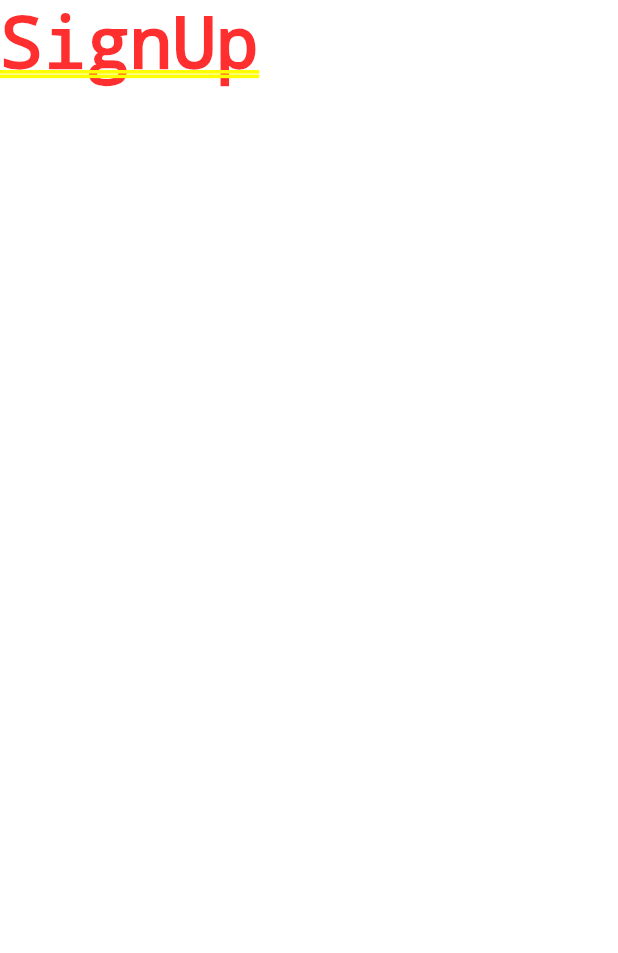
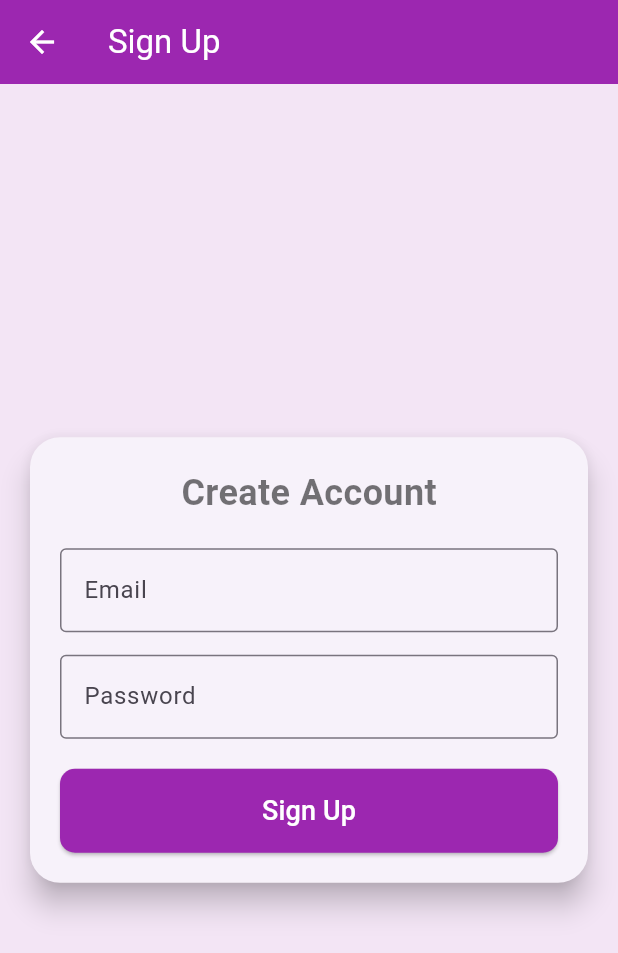
Before and after one commit to abdobakr5/ToDoApp, a Flutter app: the WelcomePage screen opened directly, after a tap on "Sign Up", on a phone screen of 412 x 824 dp. Shown: the top 953 px of the screen. Run offline on Flutter 3.47's test engine with Material 3 defaults, Android fonts, the phone set to English and light mode, and no system bars; our stand-ins replace supabase_flutter; accounts and stored records are empty; network calls fail.

Commit message:
Lite version of the app.

```diff
--- /dev/null
+++ b/devtools_options.yaml
@@ -0,0 +1,3 @@
+description: This file stores settings for Dart & Flutter DevTools.
+documentation: https://docs.flutter.dev/tools/devtools/extensions#configure-extension-enablement-states
+extensions:
--- a/lib/Pages/signup_page.dart
+++ b/lib/Pages/signup_page.dart
@@ -0,0 +1,134 @@
+import 'package:flutter/material.dart';
+import 'package:supabase_flutter/supabase_flutter.dart';
+import 'login_page.dart';
+
+class SignUpPage extends StatefulWidget {
+  const SignUpPage({super.key});
+
+  @override
+  State<SignUpPage> createState() => _SignUpPageState();
+}
+
+class _SignUpPageState extends State<SignUpPage> {
+  final emailController = TextEditingController();
+  final passController = TextEditingController();
+  final supabase = Supabase.instance.client;
+
+  Future<void> signUp() async {
+    try {
+      final res = await supabase.auth.signUp(
+        email: emailController.text.trim(),
+        password: passController.text.trim(),
+      );
+
+      if (res.user != null) {
+        ScaffoldMessenger.of(context).showSnackBar(
+          const SnackBar(content: Text("Account created! Please login.")),
+        );
+        Navigator.pushReplacement(
+          context,
+          MaterialPageRoute(builder: (_) => const LoginPage()),
+        );
+      }
+    } on AuthException catch (e) {
+      if (e.message.contains("already registered") || e.statusCode == "400") {
+        showDialog(
+          context: context,
+          builder: (_) => AlertDialog(
+            title: const Text("Account Exists"),
+            content: const Text("This email is already registered. Do you want to login instead?"),
+            actions: [
+              TextButton(
+                onPressed: () => Navigator.pop(context),
+                child: const Text("Cancel"),
+              ),
+              ElevatedButton(
+                onPressed: () {
+                  Navigator.pop(context);
+                  Navigator.pushReplacement(
+                    context,
+                    MaterialPageRoute(builder: (_) => const LoginPage()),
+                  );
+                },
+                child: const Text("Go to Login"),
+              ),
+            ],
+          ),
+        );
+      } else {
+        ScaffoldMessenger.of(context).showSnackBar(
+          SnackBar(content: Text("Error: ${e.message}")),
+        );
+      }
+    } catch (e) {
+      ScaffoldMessenger.of(context).showSnackBar(
+        SnackBar(content: Text("Unexpected error: $e")),
+      );
+    }
+  }
+
+
+  @override
+  Widget build(BuildContext context) {
+    return Scaffold(
+      appBar: AppBar(title: const Text("Sign Up")),
+      body: Center(
+        child: SingleChildScrollView(
+          child: Card(
+            elevation: 8,
+            shape: RoundedRectangleBorder(
+              borderRadius: BorderRadius.circular(20),
+            ),
+            margin: const EdgeInsets.all(20),
+            child: Padding(
+              padding: const EdgeInsets.all(20),
+              child: Column(
+                mainAxisSize: MainAxisSize.min,
+                children: [
+                  const Text(
+                    "Create Account",
+                    style: TextStyle(fontSize: 24, fontWeight: FontWeight.bold),
+                  ),
+                  const SizedBox(height: 20),
+                  TextField(
+                    controller: emailController,
+                    decoration: const InputDecoration(
+                      labelText: "Email",
+                      border: OutlineInputBorder(),
+                    ),
+                  ),
+                  const SizedBox(height: 15),
+                  TextField(
+                    controller: passController,
+                    decoration: const InputDecoration(
+                      labelText: "Password",
+                      border: OutlineInputBorder(),
+                    ),
+                    obscureText: true,
+                  ),
+                  const SizedBox(height: 20),
+                  SizedBox(
+                    width: double.infinity,
+                    child: ElevatedButton(
+                      onPressed: signUp,
+                      style: ElevatedButton.styleFrom(
+                        padding: const EdgeInsets.symmetric(vertical: 15),
+                        shape: RoundedRectangleBorder(
+                          borderRadius: BorderRadius.circular(10),
+                        ),
+                      ),
+                      child: const Text(
+                        "Sign Up",
+                        style: TextStyle(fontSize: 18),
+                      ),
+                    ),
+                  ),
+                ],
+              ),
+            ),
+          ),
+        ),
+      ),
+    );
+  }
+}
--- a/lib/Pages/welcome_page.dart
+++ b/lib/Pages/welcome_page.dart
@@ -14,18 +14,29 @@ class WelcomePage extends StatelessWidget {
           child: Column(
             mainAxisAlignment: MainAxisAlignment.center,
             children: [
-              const FlutterLogo(size: 80),
+              Image.asset("assets/images/Welcome.png",
+                width: 200,
+              ),
               const SizedBox(height: 30),
-              const Text("Welcome!", style: TextStyle(fontSize: 28, fontWeight: FontWeight.bold)),
-              const SizedBox(height: 20),
-              ElevatedButton(
-                onPressed: () => Navigator.push(context, MaterialPageRoute(builder: (_) => const Text("Login"))),
-                child: const Text("Login"),
+              const Text(
+                "Welcome to Todo App",
+                style: TextStyle(fontSize: 24, fontWeight: FontWeight.bold),
+              ),
+              const SizedBox(height: 27),
+              Padding(
+                padding: const EdgeInsets.all(8.0),
+                child: ElevatedButton(
+                  onPressed: () => Navigator.push(context, MaterialPageRoute(builder: (_) => const LoginPage())),
+                  child: const Text("Login" ,style: TextStyle(fontSize: 24, fontWeight: FontWeight.bold)),
+                ),
               ),
               const SizedBox(height: 10),
-              ElevatedButton(
-                onPressed: () => Navigator.push(context, MaterialPageRoute(builder: (_) => const Text("SignUp"))),
-                child: const Text("Sign Up"),
+              Padding(
+                padding: const EdgeInsets.all(8.0),
+                child: ElevatedButton(
+                  onPressed: () => Navigator.push(context, MaterialPageRoute(builder: (_) => const SignUpPage())),
+                  child: const Text("Sign Up",style: TextStyle(fontSize: 24, fontWeight: FontWeight.bold)),
+                ),
               ),
             ],
           ),
--- a/pubspec.yaml
+++ b/pubspec.yaml
@@ -61,6 +61,7 @@ flutter:
   # To add assets to your application, add an assets section, like this:
   assets:
     - assets/images/
+    - assets/images/Welcome.png
     - assets/fonts/
 
 
```
Also changed, not shown: lib/Pages/login_page.dart (+113 -0 lines), lib/Pages/splash_page.dart (+18 -13 lines), lib/Pages/todo_page.dart (+114 -0 lines), lib/main.dart (+25 -1 lines), assets/images/Welcome.png (added), 1 other file.
